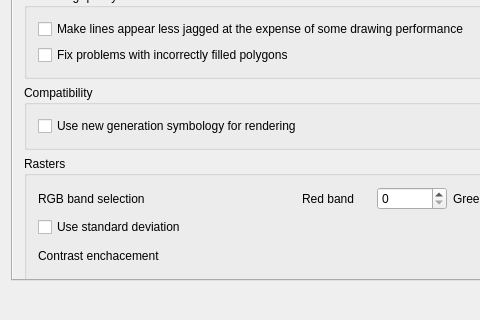
Old version of the form src/ui/qgsoptionsbase.ui in the repository qgis/QGIS; both pictures show x 0 to 480 and y 206 to 526 of the 800 by 526 pixel window.
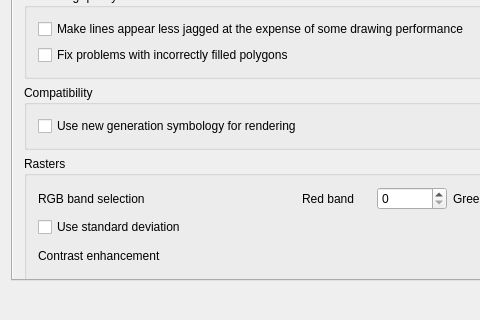
New version of the form. The open tabs and pages were chosen to show the change. Icons and pictures are not drawn. Custom widgets are drawn as their Qt base class.

```diff
--- a/src/ui/qgsoptionsbase.ui
+++ b/src/ui/qgsoptionsbase.ui
@@ -732,9 +732,9 @@
           <property name="geometry">
            <rect>
             <x>0</x>
-            <y>0</y>
-            <width>761</width>
-            <height>471</height>
+            <y>-174</y>
+            <width>762</width>
+            <height>658</height>
            </rect>
           </property>
           <layout class="QGridLayout" name="gridLayout_8">
@@ -929,7 +929,7 @@
               <item row="2" column="0" colspan="2">
                <widget class="QLabel" name="label_25">
                 <property name="text">
-                 <string>Contrast enchacement</string>
+                 <string>Contrast enhancement</string>
                 </property>
                </widget>
               </item>
```
Left out of the diff: 28 changed lines with no effect on the pictures.
